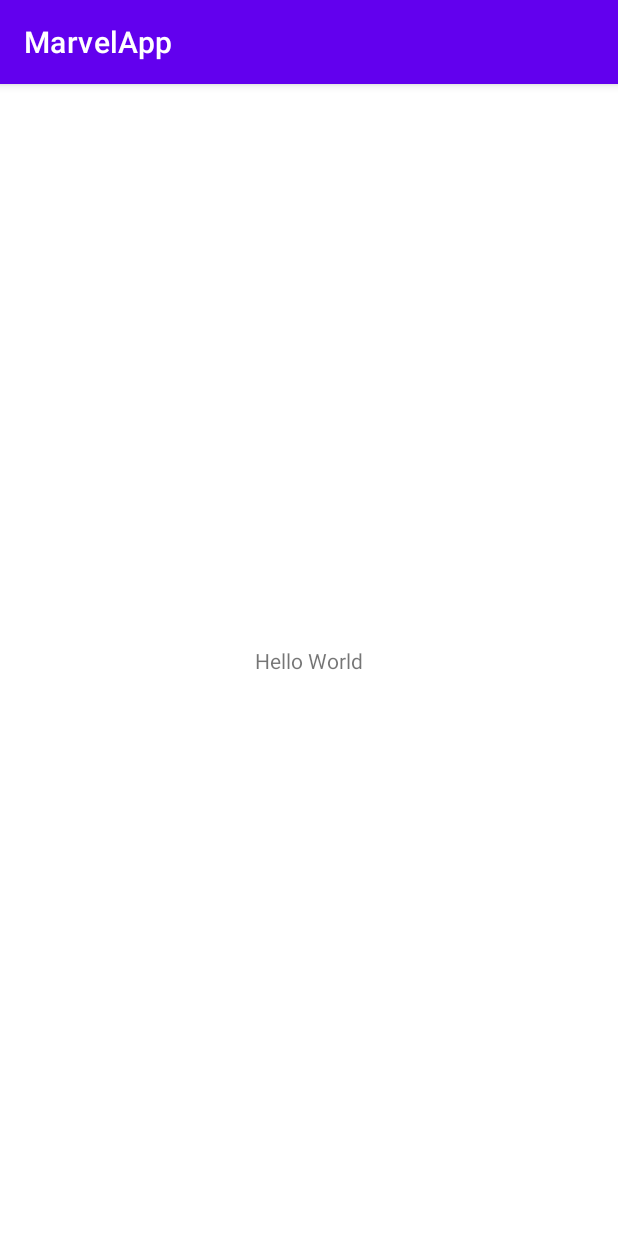
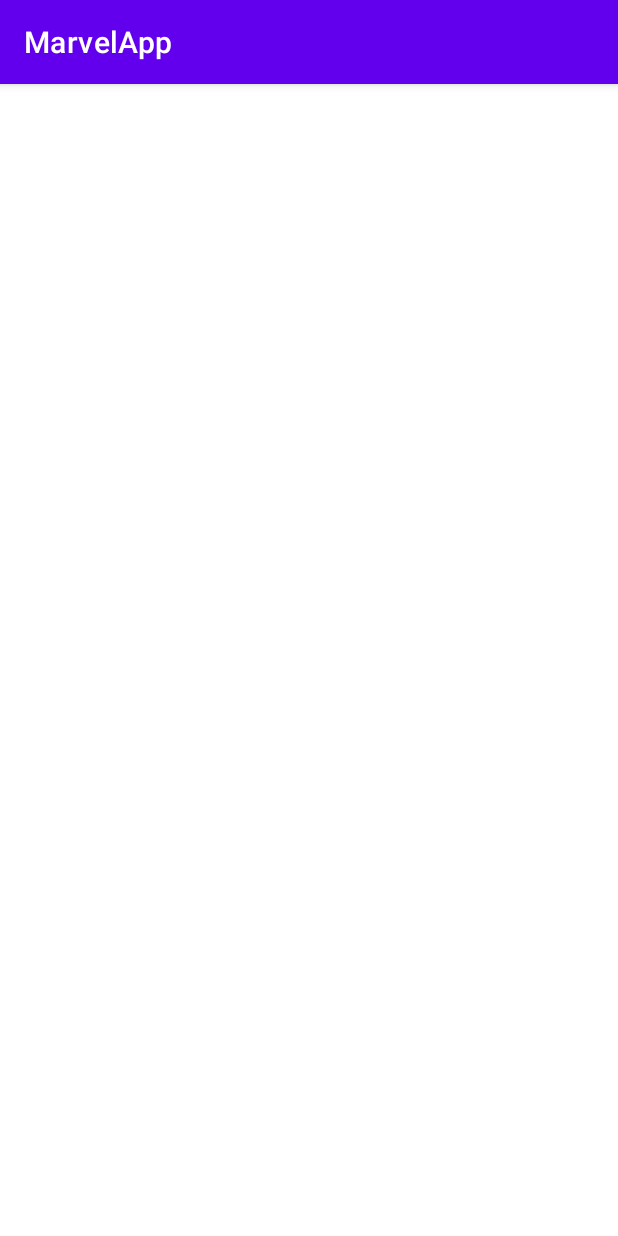
Before and after one commit to Matias-Villalobo/MarvelApp, an Android app: the screen it shows after launch (MainActivity), on a phone screen of 412 x 824 dp. Run offline under Robolectric (Android 15) with nearby library versions, the phone set to English and light mode, and no system bars.

```diff
--- a/app/src/main/res/layout/activity_main.xml
+++ b/app/src/main/res/layout/activity_main.xml
@@ -9,7 +9,6 @@
     <TextView
         android:layout_width="wrap_content"
         android:layout_height="wrap_content"
-        android:text="Hello World"
         app:layout_constraintBottom_toBottomOf="parent"
         app:layout_constraintLeft_toLeftOf="parent"
         app:layout_constraintRight_toRightOf="parent"
```
